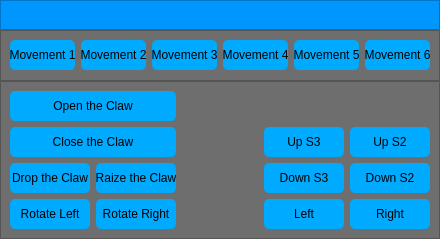
WillianDamasceno/Robotic_Arm, file User/UserInterface.ui: the form before one commit.
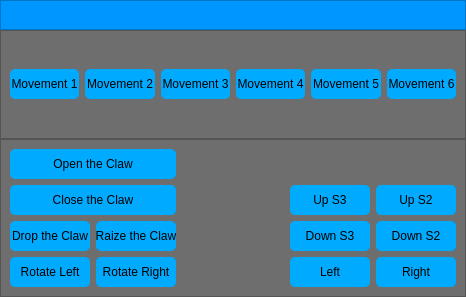
The form after the commit.

What changed in the file:
```diff
--- a/User/UserInterface.ui
+++ b/User/UserInterface.ui
@@ -6,8 +6,8 @@
    <rect>
     <x>0</x>
     <y>0</y>
-    <width>440</width>
-    <height>239</height>
+    <width>466</width>
+    <height>297</height>
    </rect>
   </property>
   <property name="windowTitle">
```
Left out of the diff: 2 changed lines with no effect on the pictures.
